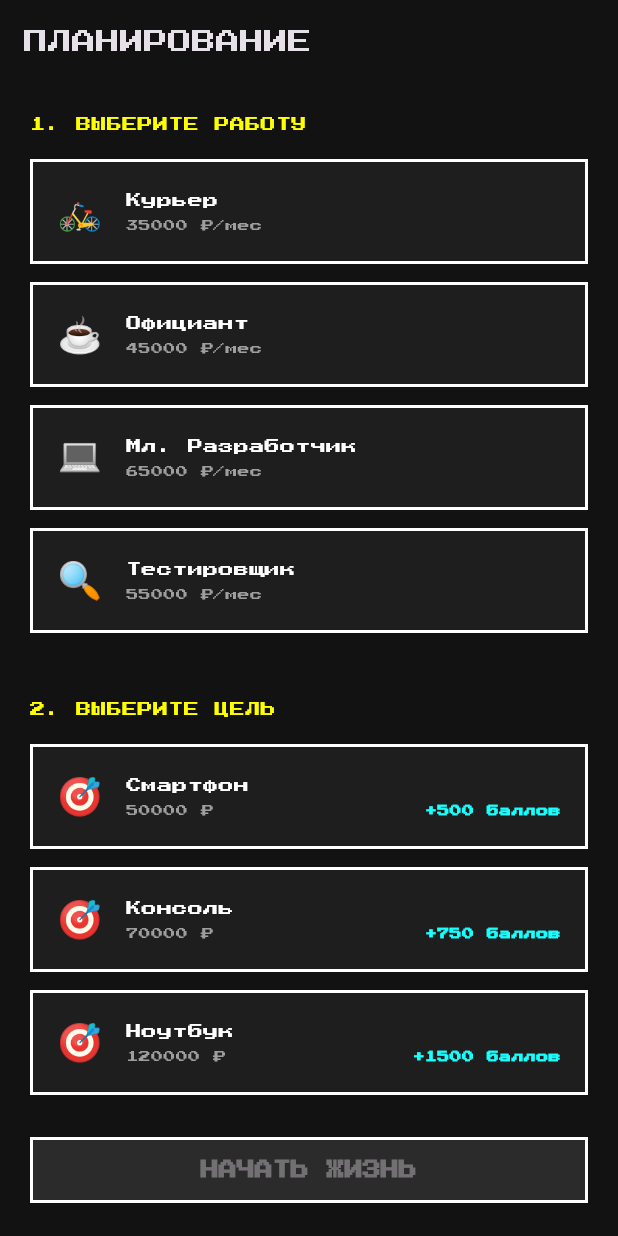
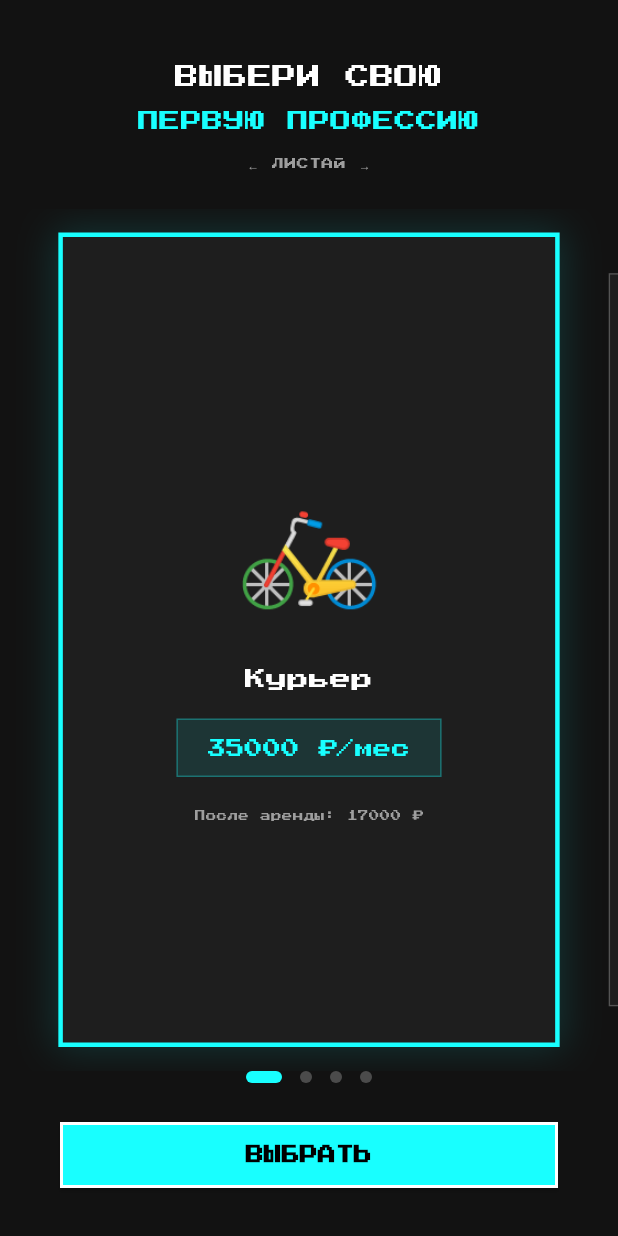
Before and after one commit to zhukockijmaxim9/Pixel_life_simulator, a Flutter app: the screen it shows after launch, after a tap on "НАЧАТЬ ИГРУ", on a phone screen of 412 x 824 dp. Run offline on Flutter 3.47's test engine with Material 3 defaults, Android fonts, the light colour scheme and no system bars; our stand-ins replace google_fonts.

Commit message:
Добавлен слайдер выбора профессии

```diff
--- a/lib/app_state.dart
+++ b/lib/app_state.dart
@@ -65,9 +65,11 @@ class MerchItem {
 enum MealType { economy, standard, luxury, skip }
 
 class GameState with ChangeNotifier {
-  static const double SALARY = 45000;
   static const double RENT = 18000;
   static const double MONTHLY_GOAL = 8000;
+
+  // Dynamic salary based on selected job
+  double get salary => _selectedJob?.salary ?? 45000;
 
   // Financial accounts
   double _walletBalance = 0;
@@ -265,7 +267,7 @@ class GameState with ChangeNotifier {
     _gamePoints = 0;
 
     double goalContrib = _selectedGoal?.monthlyContribution ?? 0;
-    double surplus = SALARY - RENT - goalContrib;
+    double surplus = salary - RENT - goalContrib;
 
     _walletBalance = surplus * (_walletPercentage / 100);
     _emergencyFund = surplus * (_emergencyPercentage / 100);
@@ -305,7 +307,7 @@ class GameState with ChangeNotifier {
     _currentDay = 1;
     _currentMonth++;
 
-    double surplus = SALARY - RENT - (_selectedGoal?.monthlyContribution ?? 0);
+    double surplus = salary - RENT - (_selectedGoal?.monthlyContribution ?? 0);
     _walletBalance += surplus * (_walletPercentage / 100);
     _emergencyFund += surplus * (_emergencyPercentage / 100);
     _mandatoryBalance += surplus * (_mandatoryPercentage / 100);
--- a/lib/main.dart
+++ b/lib/main.dart
@@ -4,6 +4,7 @@ import 'package:provider/provider.dart';
 import 'app_state.dart';
 import 'screens/main_menu_screen.dart';
 import 'screens/game_screen.dart';
+import 'screens/job_selection_screen.dart';
 import 'screens/planning_screen.dart';
 import 'screens/shop_screen.dart';
 
@@ -54,6 +55,7 @@ class PixelPurseApp extends StatelessWidget {
       initialRoute: '/',
       routes: {
         '/': (context) => const MainMenuScreen(),
+        '/job_select': (context) => const JobSelectionScreen(),
         '/game': (context) => const GameScreen(),
         '/planning': (context) => const PlanningScreen(),
         '/shop': (context) => const ShopScreen(),
--- a/lib/screens/game_screen.dart
+++ b/lib/screens/game_screen.dart
@@ -111,7 +111,7 @@ class _GameScreenState extends State<GameScreen> {
                     label: 'КОШЕЛЕК',
                     value: state.walletPercentage.toDouble(),
                     surplus:
-                        (GameState.SALARY -
+                        (state.salary -
                         GameState.RENT -
                         (state.selectedGoal?.monthlyContribution ?? 0.0)),
                     onChanged: (val) {
@@ -144,7 +144,7 @@ class _GameScreenState extends State<GameScreen> {
                     label: 'ПОДУШКА',
                     value: state.emergencyPercentage.toDouble(),
                     surplus:
-                        (GameState.SALARY -
+                        (state.salary -
                         GameState.RENT -
                         (state.selectedGoal?.monthlyContribution ?? 0.0)),
                     onChanged: (val) {
@@ -175,7 +175,7 @@ class _GameScreenState extends State<GameScreen> {
                     label: 'ОБЯЗАТЕЛЬНЫЕ',
                     value: state.mandatoryPercentage.toDouble(),
                     surplus:
-                        (GameState.SALARY -
+                        (state.salary -
                         GameState.RENT -
                         (state.selectedGoal?.monthlyContribution ?? 0.0)),
                     onChanged: (val) {
--- /dev/null
+++ b/lib/screens/job_selection_screen.dart
@@ -0,0 +1,208 @@
+import 'package:flutter/material.dart';
+import 'package:google_fonts/google_fonts.dart';
+import '../app_state.dart';
+
+class JobSelectionScreen extends StatefulWidget {
+  const JobSelectionScreen({super.key});
+
+  @override
+  State<JobSelectionScreen> createState() => _JobSelectionScreenState();
+}
+
+class _JobSelectionScreenState extends State<JobSelectionScreen> {
+  final PageController _pageController = PageController(viewportFraction: 0.85);
+  int _currentPage = 0;
+
+  @override
+  void dispose() {
+    _pageController.dispose();
+    super.dispose();
+  }
+
+  @override
+  Widget build(BuildContext context) {
+    final jobs = GameState.availableJobs;
+
+    return Scaffold(
+      backgroundColor: const Color(0xFF121212),
+      body: SafeArea(
+        child: Column(
+          children: [
+            const SizedBox(height: 40),
+            // Title
+            Text(
+              'ВЫБЕРИ СВОЮ',
+              style: GoogleFonts.getFont(
+                'Press Start 2P',
+                fontSize: 16,
+                color: Colors.white,
+              ),
+            ),
+            const SizedBox(height: 8),
+            Text(
+              'ПЕРВУЮ ПРОФЕССИЮ',
+              style: GoogleFonts.getFont(
+                'Press Start 2P',
+                fontSize: 14,
+                color: Colors.cyanAccent,
+              ),
+            ),
+            const SizedBox(height: 12),
+            Text(
+              '← ЛИСТАЙ →',
+              style: GoogleFonts.getFont(
+                'Press Start 2P',
+                fontSize: 8,
+                color: Colors.grey,
+              ),
+            ),
+            const SizedBox(height: 24),
+
+            // Swipeable Job Cards
+            Expanded(
+              child: PageView.builder(
+                controller: _pageController,
+                itemCount: jobs.length,
+                onPageChanged: (index) {
+                  setState(() => _currentPage = index);
+                },
+                itemBuilder: (context, index) {
+                  final job = jobs[index];
+                  final isActive = index == _currentPage;
+                  return AnimatedScale(
+                    scale: isActive ? 1.0 : 0.9,
+                    duration: const Duration(milliseconds: 250),
+                    child: _buildJobCard(job, isActive),
+                  );
+                },
+              ),
+            ),
+
+            // Dot Indicators
+            Row(
+              mainAxisAlignment: MainAxisAlignment.center,
+              children: List.generate(
+                jobs.length,
+                (index) => AnimatedContainer(
+                  duration: const Duration(milliseconds: 250),
+                  margin: const EdgeInsets.symmetric(horizontal: 6),
+                  width: index == _currentPage ? 24 : 8,
+                  height: 8,
+                  decoration: BoxDecoration(
+                    color: index == _currentPage
+                        ? Colors.cyanAccent
+                        : Colors.white24,
+                    borderRadius: BorderRadius.circular(4),
+                  ),
+                ),
+              ),
+            ),
+            const SizedBox(height: 24),
+
+            // Select Button
+            Padding(
+              padding: const EdgeInsets.symmetric(horizontal: 40),
+              child: SizedBox(
+                width: double.infinity,
+                child: ElevatedButton(
+                  style: ElevatedButton.styleFrom(
+                    backgroundColor: Colors.cyanAccent,
+                    foregroundColor: Colors.black,
+                    shape: const RoundedRectangleBorder(
+                      borderRadius: BorderRadius.zero,
+                    ),
+                    padding: const EdgeInsets.symmetric(vertical: 16),
+                  ),
+                  onPressed: () {
+                    Navigator.pushReplacementNamed(
+                      context,
+                      '/planning',
+                      arguments: jobs[_currentPage],
+                    );
+                  },
+                  child: Text(
+                    'ВЫБРАТЬ',
+                    style: GoogleFonts.getFont('Press Start 2P', fontSize: 12),
+                  ),
+                ),
+              ),
+            ),
+            const SizedBox(height: 30),
+          ],
+        ),
+      ),
+    );
+  }
+
+  Widget _buildJobCard(Job job, bool isActive) {
+    return Container(
+      margin: const EdgeInsets.symmetric(horizontal: 8, vertical: 16),
+      decoration: BoxDecoration(
+        color: const Color(0xFF1E1E1E),
+        border: Border.all(
+          color: isActive ? Colors.cyanAccent : Colors.white24,
+          width: isActive ? 3 : 1,
+        ),
+        boxShadow: isActive
+            ? [
+                BoxShadow(
+                  color: Colors.cyanAccent.withValues(alpha: 0.15),
+                  blurRadius: 20,
+                  spreadRadius: 2,
+                ),
+              ]
+            : [],
+      ),
+      child: Column(
+        mainAxisAlignment: MainAxisAlignment.center,
+        children: [
+          // Job Icon
+          Text(job.icon, style: const TextStyle(fontSize: 80)),
+          const SizedBox(height: 24),
+
+          // Job Title
+          Text(
+            job.title,
+            style: GoogleFonts.getFont(
+              'Press Start 2P',
+              fontSize: 14,
+              color: Colors.white,
+            ),
+            textAlign: TextAlign.center,
+          ),
+          const SizedBox(height: 16),
+
+          // Salary
+          Container(
+            padding: const EdgeInsets.symmetric(horizontal: 20, vertical: 10),
+            decoration: BoxDecoration(
+              color: Colors.cyanAccent.withValues(alpha: 0.1),
+              border: Border.all(
+                color: Colors.cyanAccent.withValues(alpha: 0.3),
+              ),
+            ),
+            child: Text(
+              '${job.salary.toStringAsFixed(0)} ₽/мес',
+              style: GoogleFonts.getFont(
+                'Press Start 2P',
+                fontSize: 12,
+                color: Colors.cyanAccent,
+              ),
+            ),
+          ),
+          const SizedBox(height: 20),
+
+          // Net income hint
+          Text(
+            'После аренды: ${(job.salary - GameState.RENT).toStringAsFixed(0)} ₽',
+            style: GoogleFonts.getFont(
+              'Press Start 2P',
+              fontSize: 7,
+              color: Colors.grey,
+            ),
+          ),
+        ],
+      ),
+    );
+  }
+}
--- a/lib/screens/main_menu_screen.dart
+++ b/lib/screens/main_menu_screen.dart
@@ -67,7 +67,7 @@ class MainMenuScreen extends StatelessWidget {
                 ),
               ),
               onPressed: () {
-                Navigator.pushNamed(context, '/planning');
+                Navigator.pushNamed(context, '/job_select');
               },
               child: const Text('НАЧАТЬ ИГРУ'),
             ),
--- a/lib/screens/planning_screen.dart
+++ b/lib/screens/planning_screen.dart
@@ -11,12 +11,25 @@ class PlanningScreen extends StatefulWidget {
 }
 
 class _PlanningScreenState extends State<PlanningScreen> {
-  // Initial Setup State (Job/Goal)
   Job? _tempJob;
   GameGoal? _tempGoal;
   double _walletPct = 40;
   double _emergencyPct = 30;
   double _mandatoryPct = 30;
+
+  @override
+  void didChangeDependencies() {
+    super.didChangeDependencies();
+    // Receive job from route arguments
+    final job = ModalRoute.of(context)?.settings.arguments as Job?;
+    if (job != null && _tempJob == null) {
+      _tempJob = job;
+    }
+  }
+
+  double get _jobSalary => _tempJob?.salary ?? 45000;
+  double get _surplus =>
+      _jobSalary - GameState.RENT - (_tempGoal?.monthlyContribution ?? 0.0);
 
   @override
   Widget build(BuildContext context) {
@@ -25,7 +38,7 @@ class _PlanningScreenState extends State<PlanningScreen> {
       appBar: AppBar(
         title: Text(
           'ПЛАНИРОВАНИЕ',
-          style: GoogleFonts.getFont('Press Start 2P', fontSize: 16),
+          style: GoogleFonts.getFont('Press Start 2P', fontSize: 14),
         ),
         backgroundColor: Colors.transparent,
         elevation: 0,
@@ -39,7 +52,6 @@ class _PlanningScreenState extends State<PlanningScreen> {
     );
   }
 
-  // --- SETUP FLOW (Job/Goal) ---
   Widget _buildSetupFlow(GameState state, BuildContext context) {
     return Column(
       children: [
@@ -49,19 +61,11 @@ class _PlanningScreenState extends State<PlanningScreen> {
             child: Column(
               crossAxisAlignment: CrossAxisAlignment.start,
               children: [
-                _sectionTitle('1. ВЫБЕРИТЕ РАБОТУ'),
-                const SizedBox(height: 16),
-                ...GameState.availableJobs.map(
-                  (job) => _selectionCard(
-                    title: job.title,
-                    subtitle: '${job.salary.toStringAsFixed(0)} ₽/мес',
-                    icon: job.icon,
-                    isSelected: _tempJob == job,
-                    onTap: () => setState(() => _tempJob = job),
-                  ),
-                ),
-                const SizedBox(height: 32),
-                _sectionTitle('2. ВЫБЕРИТЕ ЦЕЛЬ'),
+                // Job header
+                if (_tempJob != null) _jobHeader(),
+                const SizedBox(height: 24),
+
+                _sectionTitle('1. ВЫБЕРИТЕ ЦЕЛЬ'),
                 const SizedBox(height: 16),
                 ...GameState.availableGoals.map(
                   (goal) => _selectionCard(
@@ -73,15 +77,22 @@ class _PlanningScreenState extends State<PlanningScreen> {
                   ),
                 ),
                 const SizedBox(height: 32),
-                _sectionTitle('3. РАСПРЕДЕЛЕНИЕ БЮДЖЕТА'),
+
+                _sectionTitle('2. РАСПРЕДЕЛЕНИЕ БЮДЖЕТА'),
+                const SizedBox(height: 8),
+                Text(
+                  'Остаток после аренды и цели: ${_surplus.toInt()} ₽',
+                  style: GoogleFonts.getFont(
+                    'Press Start 2P',
+                    fontSize: 7,
+                    color: Colors.grey,
+                  ),
+                ),
                 const SizedBox(height: 16),
+
                 _budgetSlider(
                   label: 'КОШЕЛЕК',
                   value: _walletPct,
-                  surplus:
-                      (GameState.SALARY -
-                      GameState.RENT -
-                      (_tempGoal?.monthlyContribution ?? 0.0)),
                   onChanged: (val) {
                     setState(() {
                       double rem = 100 - val;
@@ -100,10 +111,6 @@ class _PlanningScreenState extends State<PlanningScreen> {
                 _budgetSlider(
                   label: 'ПОДУШКА',
                   value: _emergencyPct,
-                  surplus:
-                      (GameState.SALARY -
-                      GameState.RENT -
-                      (_tempGoal?.monthlyContribution ?? 0.0)),
                   onChanged: (val) {
                     setState(() {
                       double rem = 100 - val;
@@ -122,10 +129,6 @@ class _PlanningScreenState extends State<PlanningScreen> {
                 _budgetSlider(
                   label: 'ОБЯЗАТЕЛЬНЫЕ',
                   value: _mandatoryPct,
-                  surplus:
-                      (GameState.SALARY -
-                      GameState.RENT -
-                      (_tempGoal?.monthlyContribution ?? 0.0)),
                   onChanged: (val) {
                     setState(() {
                       double rem = 100 - val;
@@ -161,6 +164,47 @@ class _PlanningScreenState extends State<PlanningScreen> {
           },
         ),
       ],
+    );
+  }
+
+  Widget _jobHeader() {
+    return Container(
+      width: double.infinity,
+      padding: const EdgeInsets.all(16),
+      decoration: BoxDecoration(
+        color: Colors.cyanAccent.withValues(alpha: 0.08),
+        border: Border.all(color: Colors.cyanAccent.withValues(alpha: 0.3)),
+      ),
+      child: Row(
+        children: [
+          Text(_tempJob!.icon, style: const TextStyle(fontSize: 28)),
+          const SizedBox(width: 12),
+          Expanded(
+            child: Column(
+              crossAxisAlignment: CrossAxisAlignment.start,
+              children: [
+                Text(
+                  _tempJob!.title,
+                  style: GoogleFonts.getFont(
+                    'Press Start 2P',
+                    fontSize: 10,
+                    color: Colors.white,
+                  ),
+                ),
+                const SizedBox(height: 4),
+                Text(
+                  '${_tempJob!.salary.toInt()} ₽/мес',
+                  style: GoogleFonts.getFont(
+                    'Press Start 2P',
+                    fontSize: 8,
+                    color: Colors.cyanAccent,
+                  ),
+                ),
+              ],
+            ),
+          ),
+        ],
+      ),
     );
   }
 
@@ -220,7 +264,6 @@ class _PlanningScreenState extends State<PlanningScreen> {
                           color: isSelected ? Colors.black54 : Colors.grey,
                         ),
                       ),
-                      if (icon == '🎯')
                       Text(
                         '+${(GameState.availableGoals.firstWhere((g) => g.title == title)).pointsReward} баллов',
                         style: TextStyle(
@@ -274,10 +317,9 @@ class _PlanningScreenState extends State<PlanningScreen> {
   Widget _budgetSlider({
     required String label,
     required double value,
-    required double surplus,
     required ValueChanged<double> onChanged,
   }) {
-    double moneyAmount = surplus * (value / 100);
+    double moneyAmount = _surplus * (value / 100);
     return Column(
       crossAxisAlignment: CrossAxisAlignment.start,
       children: [
```
Lines whose indentation alone changed are shown as unchanged.
